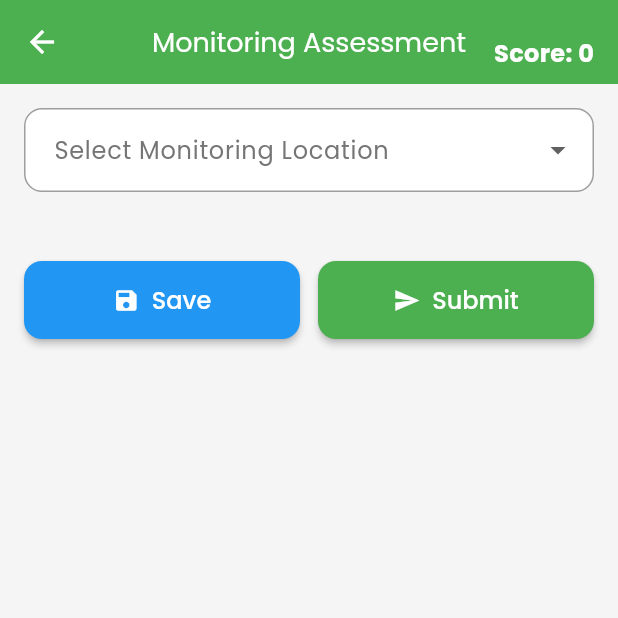
After one commit to 383kay123/child-labour, a Flutter app: the MonitoringAssessmentForm screen opened directly, on a phone screen of 412 x 824 dp, the top half of it. The commit adds this screen. Run offline on Flutter 3.47's test engine with Material 3 defaults, Android fonts, the phone set to English and light mode, and no system bars; our stand-ins replace dio, geolocator, get, google_fonts, image_picker, sqflite; accounts and stored records are empty.

Commit message:
wed morning

```diff
--- a/lib/pages/Monitoring/index.dart
+++ b/lib/pages/Monitoring/index.dart
@@ -1,5 +1,5 @@
 export 'dashboard_screen.dart';
+export 'farmer_detail_screen.dart';
 export 'farmer_list_screen.dart';
-export 'farmer_detail_screen.dart';
+export 'monitoring_assessment_form.dart';
 export 'survey_list_screen.dart';
-export 'survey_list_screen.dart';
--- /dev/null
+++ b/lib/pages/Monitoring/monitoring_assessment_form.dart
@@ -0,0 +1,188 @@
+import 'package:flutter/material.dart';
+import 'package:google_fonts/google_fonts.dart';
+import 'package:get/get.dart';
+
+class MonitoringAssessmentForm extends StatefulWidget {
+  const MonitoringAssessmentForm({super.key});
+
+  @override
+  State<MonitoringAssessmentForm> createState() => _MonitoringAssessmentFormState();
+}
+
+class _MonitoringAssessmentFormState extends State<MonitoringAssessmentForm> {
+  final Map<String, String> _answers = {};
+  final RxInt _monitoringScore = 0.obs;
+
+  final List<String> _monitoringLocations = [
+    "Location A",
+    "Location B",
+    "Location C",
+    "Location D"
+  ];
+
+  String? _selectedLocation;
+
+  @override
+  Widget build(BuildContext context) {
+    final theme = Theme.of(context);
+
+    return Scaffold(
+      appBar: AppBar(
+        title: Text(
+          "Monitoring Assessment",
+          style: theme.textTheme.titleLarge?.copyWith(
+            fontFamily: GoogleFonts.poppins().fontFamily,
+            color: theme.colorScheme.onPrimary,
+            fontSize: 18,
+          ),
+        ),
+        backgroundColor: theme.primaryColor,
+        actions: [
+          Padding(
+            padding: const EdgeInsets.only(right: 16.0, top: 16.0),
+            child: Obx(
+              () => Text(
+                'Score: ${_monitoringScore.value}',
+                style: const TextStyle(
+                  fontSize: 16,
+                  fontWeight: FontWeight.bold,
+                  color: Colors.white,
+                ),
+              ),
+            ),
+          ),
+        ],
+      ),
+      backgroundColor: theme.scaffoldBackgroundColor,
+      body: SingleChildScrollView(
+        padding: const EdgeInsets.all(16),
+        child: Column(
+          children: [
+            // Location Dropdown
+            _buildDropdownField(
+              context: context,
+              hint: "Select Monitoring Location",
+              items: _monitoringLocations,
+              onChanged: (value) {
+                setState(() {
+                  _selectedLocation = value;
+                  _answers["location"] = value ?? "";
+                });
+              },
+            ),
+            const SizedBox(height: 16),
+
+            // Questions will be added here
+            // Example:
+            // _buildQuestionCard(
+            //   context,
+            //   "Sample question 1?",
+            //   "q1",
+            // ),
+
+            const SizedBox(height: 30),
+
+            // Action Buttons
+            Row(
+              children: [
+                Expanded(
+                  child: ElevatedButton.icon(
+                    style: ElevatedButton.styleFrom(
+                      backgroundColor: theme.colorScheme.secondary,
+                      shape: RoundedRectangleBorder(
+                        borderRadius: BorderRadius.circular(12),
+                      ),
+                      padding: const EdgeInsets.symmetric(vertical: 14),
+                    ),
+                    icon: const Icon(Icons.save),
+                    label: const Text("Save"),
+                    onPressed: () {
+                      // TODO: Implement save functionality
+                    },
+                  ),
+                ),
+                const SizedBox(width: 12),
+                Expanded(
+                  child: ElevatedButton.icon(
+                    style: ElevatedButton.styleFrom(
+                      backgroundColor: theme.primaryColor,
+                      shape: RoundedRectangleBorder(
+                        borderRadius: BorderRadius.circular(12),
+                      ),
+                      padding: const EdgeInsets.symmetric(vertical: 14),
+                    ),
+                    icon: const Icon(Icons.send),
+                    label: const Text("Submit"),
+                    onPressed: () {
+                      // TODO: Implement submit functionality
+                    },
+                  ),
+                ),
+              ],
+            ),
+          ],
+        ),
+      ),
+    );
+  }
+
+  Widget _buildQuestionCard(
+    BuildContext context,
+    String question,
+    String key, {
+    List<String>? options,
+  }) {
+    final theme = Theme.of(context);
+
+    return Card(
+      margin: const EdgeInsets.symmetric(vertical: 8),
+      elevation: 0,
+      color: theme.cardColor,
+      shape: RoundedRectangleBorder(borderRadius: BorderRadius.circular(12)),
+      child: Padding(
+        padding: const EdgeInsets.all(16),
+        child: Column(
+          crossAxisAlignment: CrossAxisAlignment.start,
+          children: [
+            Text(
+              question,
+              style: theme.textTheme.bodyLarge?.copyWith(
+                fontWeight: FontWeight.w500,
+              ),
+            ),
+            const SizedBox(height: 12),
+            // Will be implemented based on the question type
+            // Example: Yes/No buttons or custom input fields
+          ],
+        ),
+      ),
+    );
+  }
+
+  Widget _buildDropdownField({
+    required BuildContext context,
+    required String hint,
+    required List<String> items,
+    required Function(String?) onChanged,
+  }) {
+    return DropdownButtonFormField<String>(
+      decoration: InputDecoration(
+        labelText: hint,
+        border: OutlineInputBorder(
+          borderRadius: BorderRadius.circular(12),
+          borderSide: BorderSide(color: Colors.grey[300]!),
+        ),
+        filled: true,
+        fillColor: Theme.of(context).cardColor,
+      ),
+      items: items.map((String value) {
+        return DropdownMenuItem<String>(
+          value: value,
+          child: Text(value),
+        );
+      }).toList(),
+      onChanged: onChanged,
+      value: _selectedLocation,
+    );
+  }
+}
```
